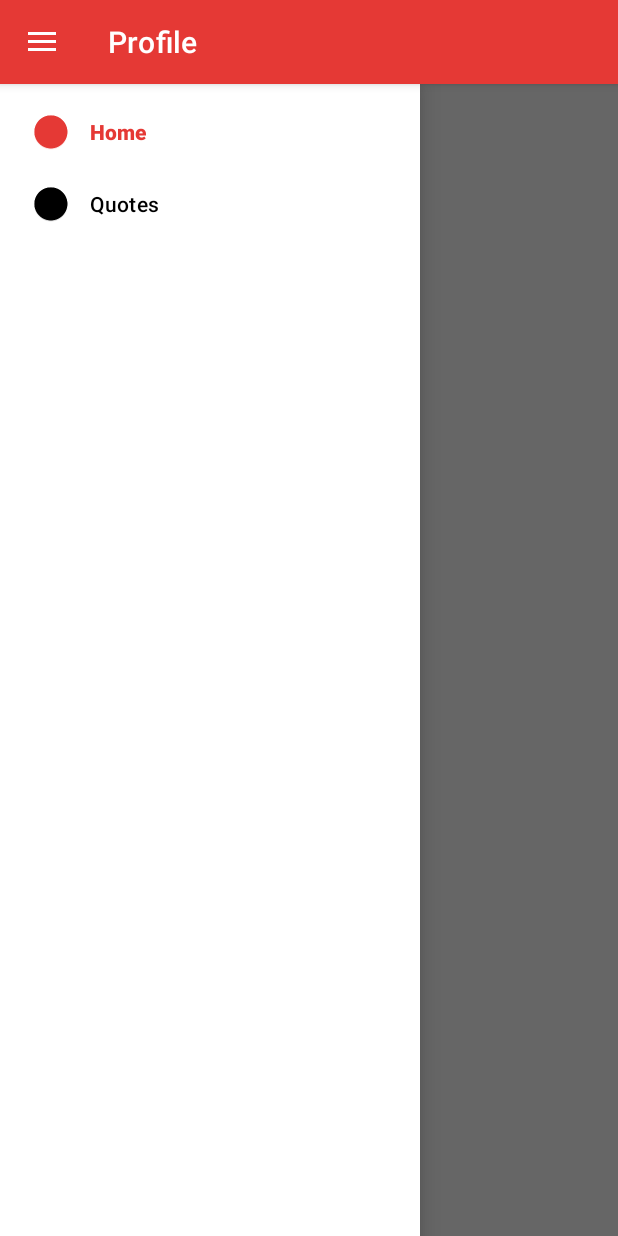
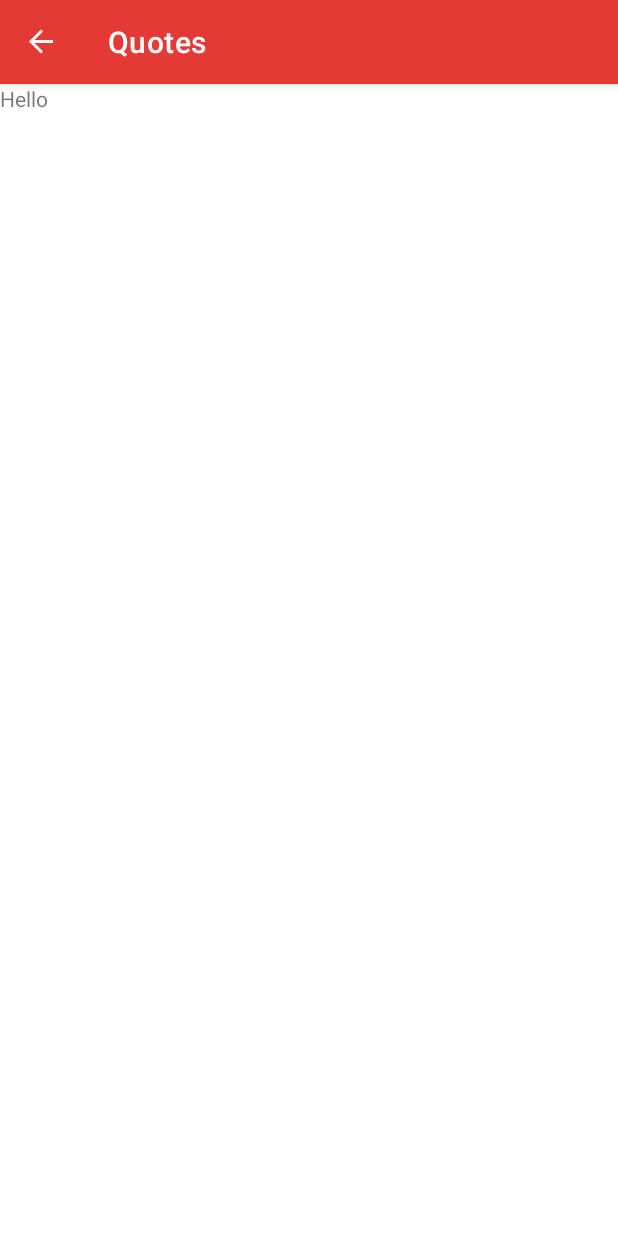
Before and after one commit to gilangbujana/BelajarMVVM, an Android app: the HomeActivity screen opened directly, with no data from a screen before it, in the side drawer, after a tap on "Quotes", on a phone screen of 412 x 824 dp. Run offline under Robolectric (Android 15) with nearby library versions, the phone set to English and light mode, and no system bars; our stand-ins replace navigation-ui; libraries missing offline, so code that uses them is left out: org.kodein.di; 6 statements that could not run were skipped.

Commit message:
[ADD] add kodein in QuotesFragment [EDIT] nav_menu, nav_graph

```diff
--- a/app/src/main/java/com/example/belajarmvvm/ui/home/quotes/QuotesFragment.kt
+++ b/app/src/main/java/com/example/belajarmvvm/ui/home/quotes/QuotesFragment.kt
@@ -6,16 +6,21 @@ import androidx.fragment.app.Fragment
 import android.view.LayoutInflater
 import android.view.View
 import android.view.ViewGroup
+import androidx.lifecycle.Observer
 
 import com.example.belajarmvvm.R
+import com.example.belajarmvvm.util.Coroutines
+import com.example.belajarmvvm.util.toast
+import org.kodein.di.android.x.kodein
+import org.kodein.di.KodeinAware
+import org.kodein.di.generic.instance
 
-class QuotesFragment : Fragment() {
+class QuotesFragment : Fragment(), KodeinAware {
+    override val kodein by kodein()
 
-    companion object {
-        fun newInstance() = QuotesFragment()
-    }
 
     private lateinit var viewModel: QuotesViewModel
+    val factory : QuotesViewModelFactory by instance()
 
     override fun onCreateView(
         inflater: LayoutInflater, container: ViewGroup?,
@@ -27,7 +32,13 @@ class QuotesFragment : Fragment() {
     override fun onActivityCreated(savedInstanceState: Bundle?) {
         super.onActivityCreated(savedInstanceState)
         viewModel = ViewModelProviders.of(this).get(QuotesViewModel::class.java)
-        // TODO: Use the ViewModel
+
+        Coroutines.main {
+            val quotes = viewModel.quotes.await()
+            quotes.observe(this, Observer {
+                context?.toast(it.size.toString())
+            })
+        }
     }
 
 }
--- a/app/src/main/res/menu/nav_menu.xml
+++ b/app/src/main/res/menu/nav_menu.xml
@@ -7,7 +7,7 @@
         android:icon="@mipmap/ic_home"/>
 
     <item
-        android:id="@+id/nav_quotes"
+        android:id="@+id/quotesFragment"
         android:title="Quotes"
         android:icon="@mipmap/ic_quotes"/>
 
--- a/app/src/main/res/navigation/nav_graph.xml
+++ b/app/src/main/res/navigation/nav_graph.xml
@@ -9,4 +9,9 @@
         android:id="@+id/profileFragment"
         android:name="com.example.belajarmvvm.ui.home.profile.ProfileFragment"
         android:label="Profile" />
+    <fragment
+        android:id="@+id/quotesFragment"
+        android:name="com.example.belajarmvvm.ui.home.quotes.QuotesFragment"
+        android:label="Quotes"
+        tools:layout="@layout/quotes_fragment" />
 </navigation>
```
